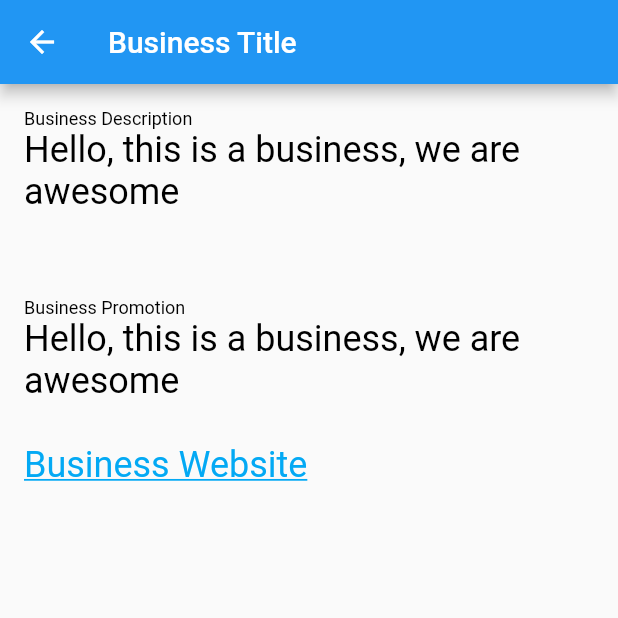
After one commit to Nollum/BusinessPromo, a Flutter app: the Promo screen opened directly, on a phone screen of 412 x 824 dp, the top half of it. The commit adds this screen. Run offline on Flutter 3.47's test engine with Material 2 defaults, Android fonts, the phone set to English and light mode, and no system bars; missing offline and left inert: qr_code_scanner.

Commit message:
added promo and business page

```diff
--- /dev/null
+++ b/flutter_app/lib/promo.dart
@@ -0,0 +1,90 @@
+import 'package:flutter/gestures.dart';
+import 'package:flutter/material.dart';
+import 'package:qr_code_scanner/qr_code_scanner.dart';
+import 'dart:io';
+import 'main.dart';
+import 'package:qr_code_scanner/qr_code_scanner.dart';
+
+import 'package:flutter/foundation.dart';
+import 'package:flutter/material.dart';
+import 'package:url_launcher/url_launcher.dart';
+
+class Promo extends StatefulWidget {
+
+
+  @override
+  State<Promo> createState() => _PromoState();
+}
+
+class _PromoState extends State<Promo> {
+
+  @override
+  Widget build(BuildContext context) {
+    return Scaffold(
+      appBar: AppBar(
+        title: const Text('Business Title'),
+      ),
+      body: Column(
+        children: <Widget>[
+          Padding(
+            padding: const EdgeInsets.all(16.0),
+            child: RichText(
+              text: TextSpan(
+                children: <TextSpan>[
+                  TextSpan(text: 'Business Description \n',
+                      style: TextStyle(fontWeight: FontWeight.normal,
+                        color: Colors.black,
+                        fontSize: 12,
+                      )),
+                  TextSpan(
+                      text: 'Hello, this is a business, we are awesome \n\n\n',
+                      style: TextStyle(fontWeight: FontWeight.normal,
+                        color: Colors.black,
+                        fontSize: 24,
+                      )),
+                  TextSpan(text: 'Business Promotion \n',
+                      style: TextStyle(fontWeight: FontWeight.normal,
+                        color: Colors.black,
+                        fontSize: 12,
+                      )),
+                  TextSpan(text: 'Hello, this is a business, we are awesome \n \n',
+                      style: TextStyle(fontWeight: FontWeight.normal,
+                        color: Colors.black,
+                        fontSize: 24,
+                      ),
+                  ),
+                  TextSpan(
+                    text: 'Business Website',
+                    style: TextStyle(color:Colors.lightBlue, fontWeight: FontWeight.normal, fontSize: 24, decoration: TextDecoration.underline),
+                    recognizer: new TapGestureRecognizer()..onTap = () {
+                      launch("https://www.google.com");
+                    },
+                  ),
+
+                ],
+              ),
+            ),
+          )
+        ],
+
+      ),
+    );
+  }
+
+  // Widget _buildQrView(BuildContext context) {
+  //   // For this example we check how width or tall the device is and change the scanArea and overlay accordingly.
+  //   var scanArea = (MediaQuery.of(context).size.width < 400 ||
+  //       MediaQuery.of(context).size.height < 400)
+  //       ? 150.0
+  //       : 300.0;
+  //   // To ensure the Scanner view is properly sizes after rotation
+  //   // we need to listen for Flutter SizeChanged notification and update controller
+  //   return Container(
+  //     child:
+  //
+  //   )
+  // }
+
+
+
+}
--- a/flutter_app/pubspec.yaml
+++ b/flutter_app/pubspec.yaml
@@ -35,6 +35,8 @@ dependencies:
   # Use with the CupertinoIcons class for iOS style icons.
   cupertino_icons: ^1.0.2
   qr_code_scanner: ^0.5.2
+  url_launcher: ^6.0.10
+  http: ^0.13.3
 
 dev_dependencies:
   flutter_test:
```
Also changed, not shown: flutter_app/lib/createCode.dart (added, +131 -0 lines), flutter_app/lib/main.dart (+24 -1 lines), flutter_app/lib/scan.dart (+21 -19 lines), 1 other file.
